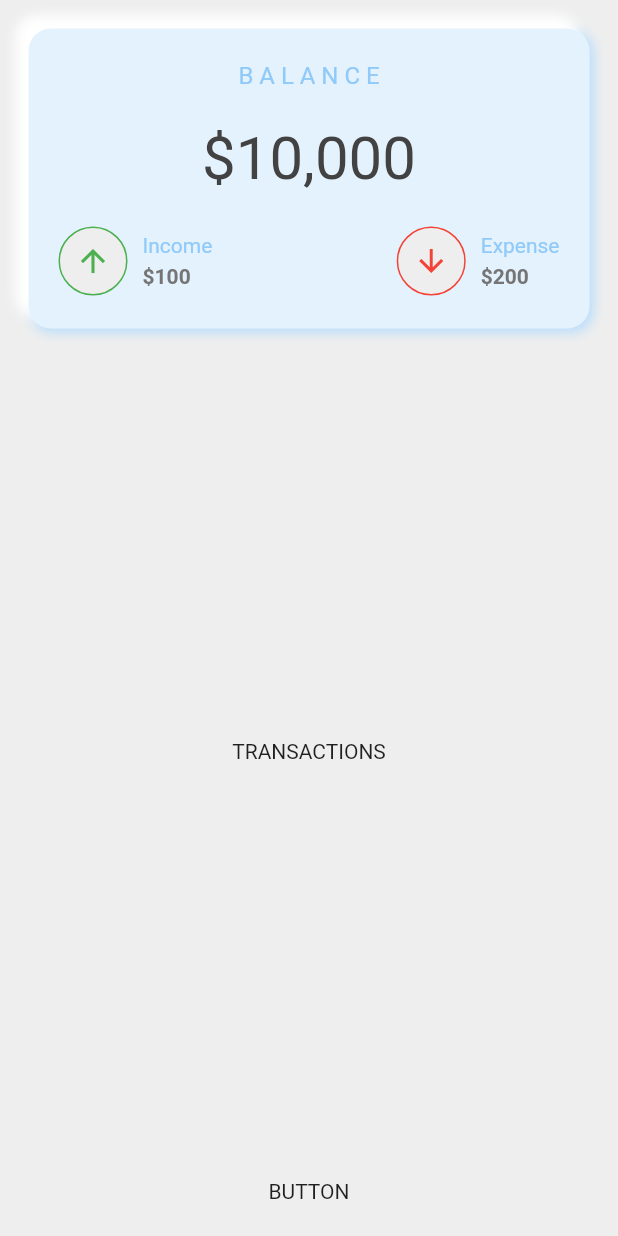
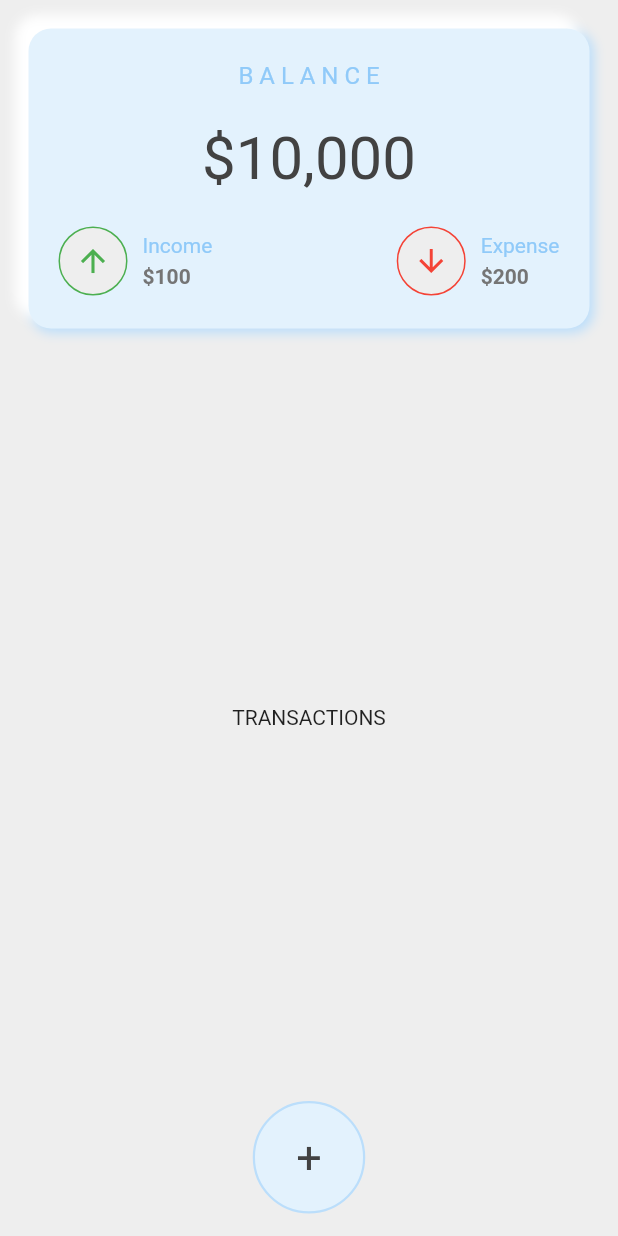
Before and after one commit to Varun9729/expense_tracker, a Flutter app: the screen it shows after launch, on a phone screen of 412 x 824 dp. Run offline on Flutter 3.47's test engine with Material 2 defaults, Android fonts, the phone set to English and light mode, and no system bars; missing offline and left inert: gsheets; key blocks and very long unbroken strings in the code were emptied for the run.

Commit message:
created button

```diff
--- /dev/null
+++ b/lib/button.dart
@@ -0,0 +1,22 @@
+import 'package:flutter/material.dart';
+
+class PlusButton extends StatelessWidget {
+  const PlusButton({Key? key}) : super(key: key);
+
+  @override
+  Widget build(BuildContext context) {
+    return Container(
+      height: 75,
+      width: 75,
+      decoration: BoxDecoration(
+          shape: BoxShape.circle,
+          color: Color(0xffe3f2fd),
+          border: Border.all(color: Color(0xffbbdefb), width: 1.5)),
+      child: Center(
+          child: Text(
+        "+",
+        style: TextStyle(color: Colors.grey[800], fontSize: 30),
+      )),
+    );
+  }
+}
--- a/lib/home_page.dart
+++ b/lib/home_page.dart
@@ -1,3 +1,4 @@
+import 'package:expense_tracker/button.dart';
 import 'package:expense_tracker/top_card.dart';
 import 'package:flutter/material.dart';
 
@@ -29,10 +30,7 @@ class _HomePageState extends State<HomePage> {
                     child: Center(child: Text('TRANSACTIONS')),
                   ),
                 ),
-                Container(
-                  height: 30,
-                  child: Center(child: Text("BUTTON")),
-                ),
+                PlusButton(),
               ],
             ),
           )),
```
